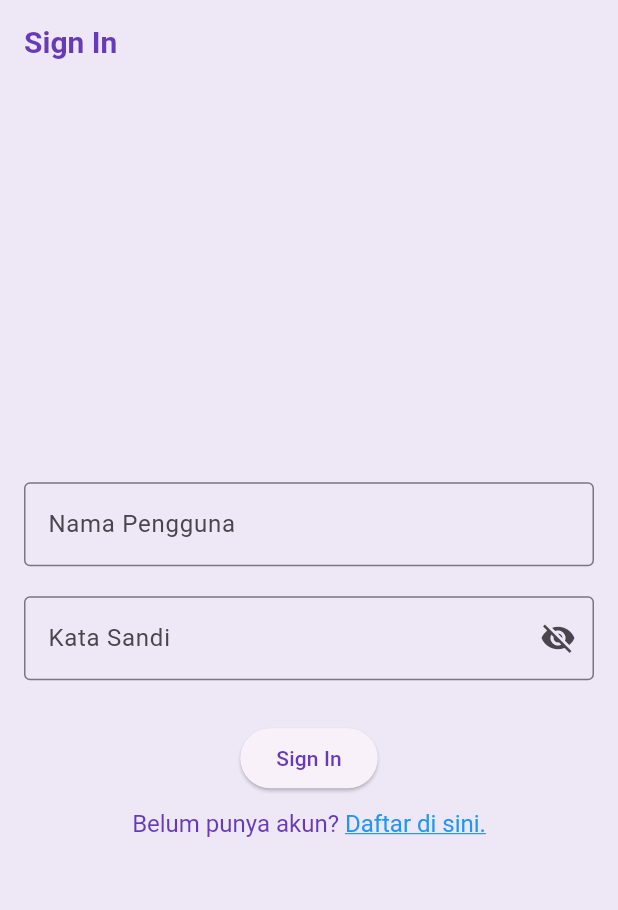
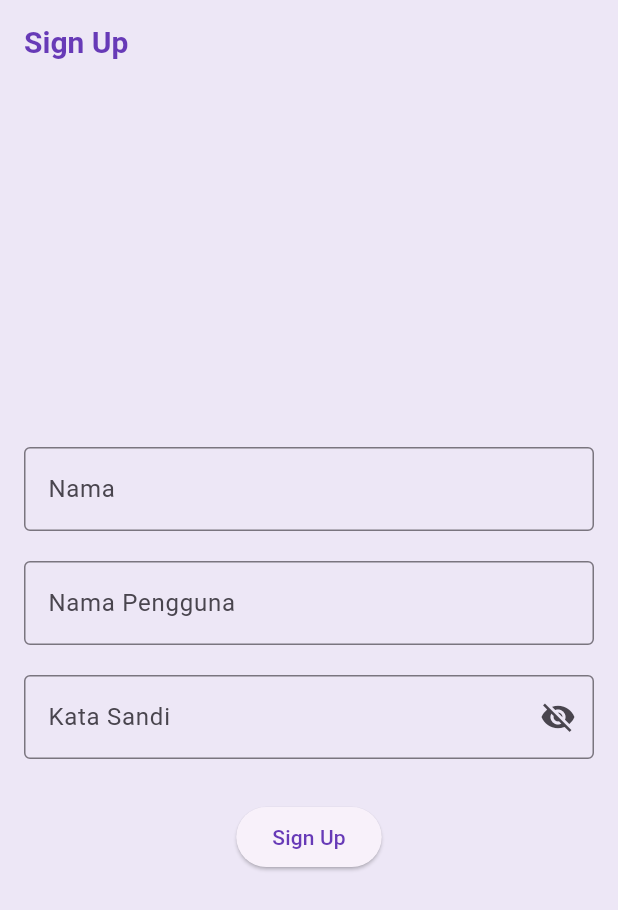
Before and after one commit to jodeyy/wisata_candi_jodi, a Flutter app: the screen it shows after launch, on a phone screen of 412 x 824 dp. Shown: the top 910 px of the screen. Run offline on Flutter 3.47's test engine with Material 3 defaults, Android fonts, the light colour scheme and no system bars; our stand-ins replace cached_network_image.

Commit message:
commit sign up
menambahkan sign up

```diff
--- a/lib/main.dart
+++ b/lib/main.dart
@@ -3,6 +3,7 @@ import 'package:wisata_candi/screens/detail_screen.dart';
 import 'package:wisata_candi/data/candi_data_dart.dart';
 import 'package:wisata_candi/screens/profile_screen.dart';
 import 'package:wisata_candi/screens/sign_in_screen.dart';
+import 'package:wisata_candi/screens/sign_up_screen.dart';
 
 void main() {
   runApp(const MyApp());
@@ -32,7 +33,7 @@ class MyApp extends StatelessWidget {
           ),
         useMaterial3: true,
       ),
-      home: SignInScreen(),
+      home: SignUpScreen(),
     );
   }
 }
--- /dev/null
+++ b/lib/screens/sign_up_screen.dart
@@ -0,0 +1,84 @@
+import 'package:flutter/material.dart';
+
+class SignUpScreen extends StatefulWidget {
+  const SignUpScreen({super.key});
+
+  @override
+  State<SignUpScreen> createState() => _SignUpScreenState();
+}
+
+class _SignUpScreenState extends State<SignUpScreen> {
+  final TextEditingController _nameController = TextEditingController();
+  final TextEditingController _usernameController = TextEditingController();
+  final TextEditingController _passwordController = TextEditingController();
+
+  bool _obscurePassword = true;
+
+  @override
+  Widget build(BuildContext context) {
+    return Scaffold(
+      appBar: AppBar(title: Text('Sign Up')),
+      body: Center(
+        child: SingleChildScrollView(
+          child: Padding(
+            padding: const EdgeInsets.all(16),
+            child: Column(
+              mainAxisAlignment: MainAxisAlignment.center,
+              crossAxisAlignment: CrossAxisAlignment.center,
+              children: [
+                // TextFormField for Nama
+                TextFormField(
+                  controller: _nameController,
+                  decoration: InputDecoration(
+                    labelText: "Nama",
+                    border: OutlineInputBorder(),
+                  ),
+                ),
+                SizedBox(height: 20),
+
+                // TextFormField for Nama Pengguna
+                TextFormField(
+                  controller: _usernameController,
+                  decoration: InputDecoration(
+                    labelText: "Nama Pengguna",
+                    border: OutlineInputBorder(),
+                  ),
+                ),
+                SizedBox(height: 20),
+
+                // TextFormField for Kata Sandi
+                TextFormField(
+                  controller: _passwordController,
+                  decoration: InputDecoration(
+                    labelText: "Kata Sandi",
+                    border: OutlineInputBorder(),
+                    suffixIcon: IconButton(
+                      onPressed: () {
+                        setState(() {
+                          _obscurePassword = !_obscurePassword;
+                        });
+                      },
+                      icon: Icon(
+                        _obscurePassword ? Icons.visibility_off : Icons.visibility,
+                      ),
+                    ),
+                  ),
+                  obscureText: _obscurePassword,
+                ),
+                SizedBox(height: 28),
+
+                // ElevatedButton for Sign Up
+                ElevatedButton(
+                  onPressed: () {
+                    // TODO: Implement sign up functionality
+                  },
+                  child: Text('Sign Up'),
+                ),
+              ],
+            ),
+          ),
+        ),
+      ),
+    );
+  }
+}
```
